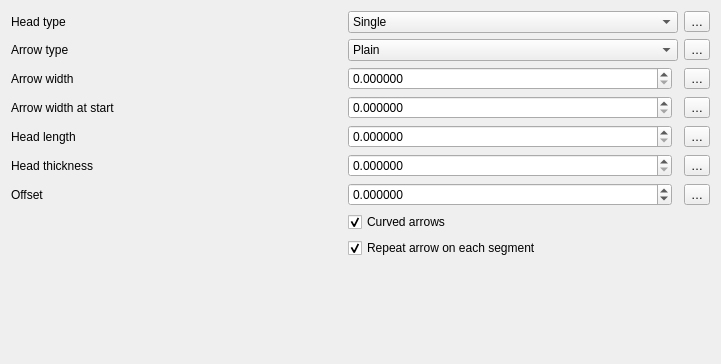
The window that src/ui/symbollayer/qgsarrowsymbollayerwidgetbase.ui (carsmie/QGIS) describes before a commit, drawn with Qt 5.
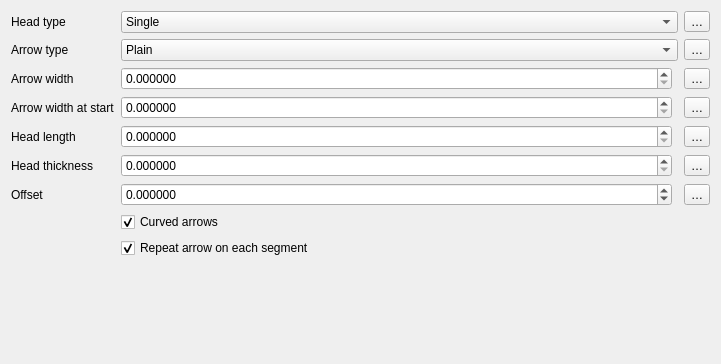
The same window after the commit. Custom widgets are drawn as their Qt base class.

Commit message: Fix horizontal expansion of some symbol layer widgets

```diff
--- a/src/ui/symbollayer/qgsarrowsymbollayerwidgetbase.ui
+++ b/src/ui/symbollayer/qgsarrowsymbollayerwidgetbase.ui
@@ -13,7 +13,7 @@
   <property name="windowTitle">
    <string notr="true">Form</string>
   </property>
-  <layout class="QGridLayout" name="gridLayout">
+  <layout class="QGridLayout" name="gridLayout" columnstretch="0,1,0">
    <item row="1" column="2">
     <widget class="QgsPropertyOverrideButton" name="mArrowTypeDDBtn">
      <property name="text">
```
The commit also changes 5 other files.
